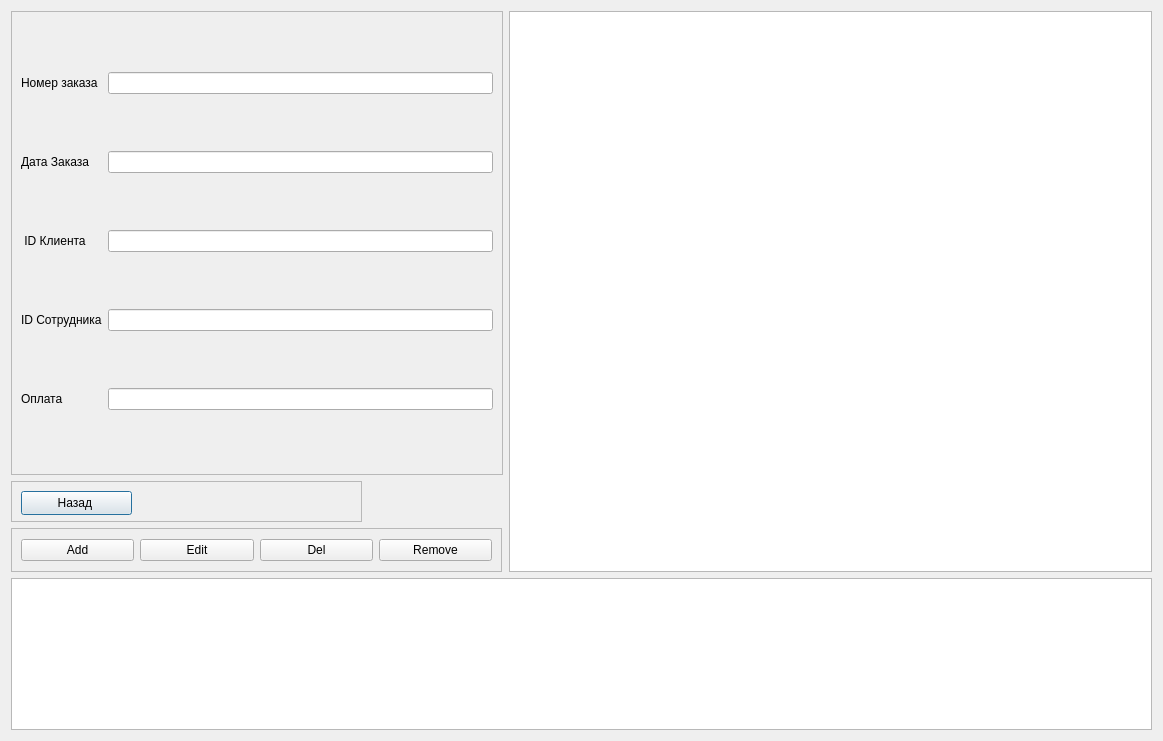
Sushakkk/Course-work-DB, file course2/order.ui: the form before one commit.
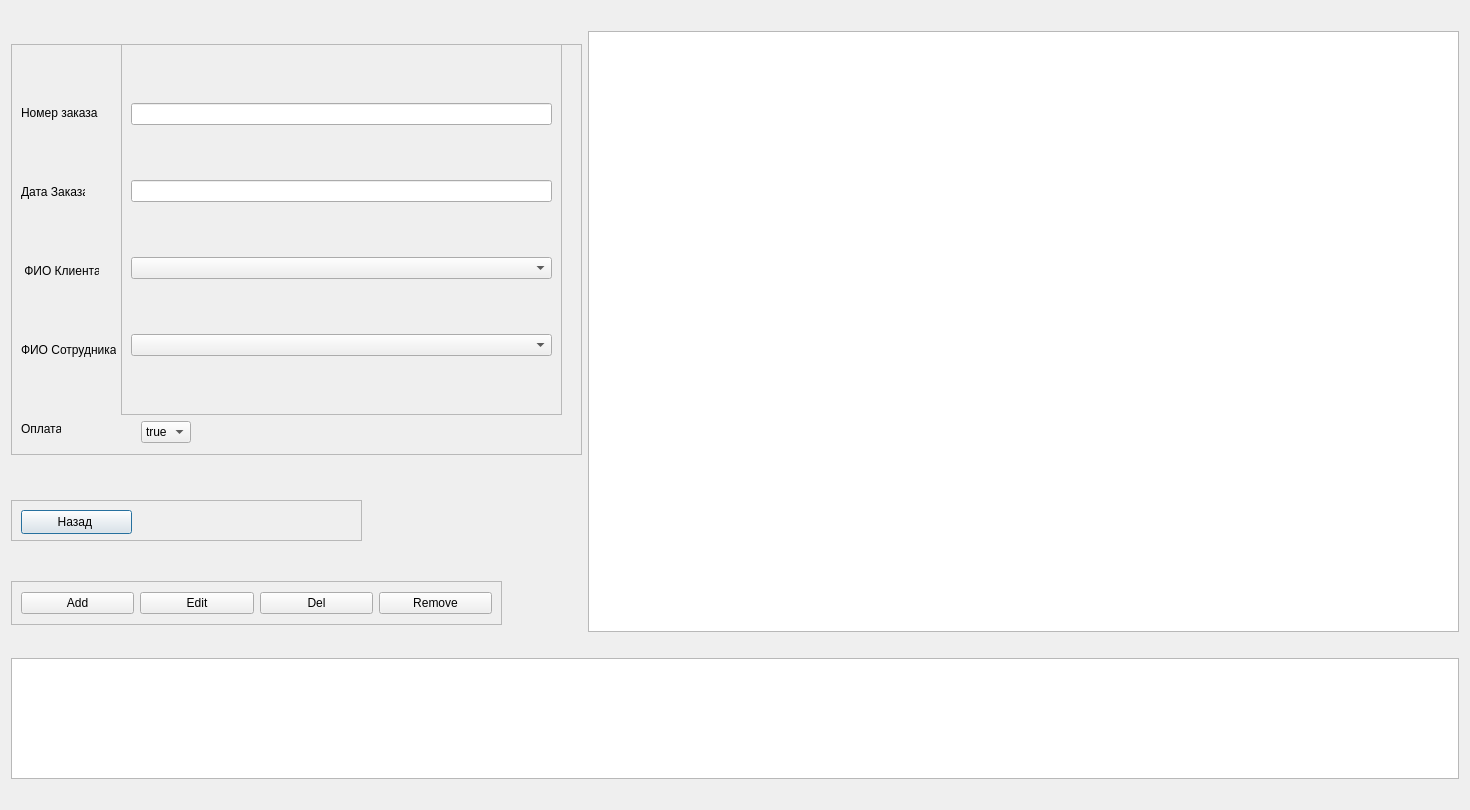
The form after the commit.

Patch:
```diff
--- a/course2/order.ui
+++ b/course2/order.ui
@@ -6,26 +6,26 @@
    <rect>
     <x>0</x>
     <y>0</y>
-    <width>1163</width>
-    <height>741</height>
+    <width>1396</width>
+    <height>810</height>
    </rect>
   </property>
   <property name="windowTitle">
    <string>Dialog</string>
   </property>
-  <layout class="QGridLayout" name="gridLayout_2">
+  <layout class="QGridLayout" name="gridLayout">
    <item row="0" column="0">
     <widget class="QFrame" name="frame">
      <property name="minimumSize">
       <size>
-       <width>335</width>
-       <height>326</height>
+       <width>571</width>
+       <height>411</height>
       </size>
      </property>
      <property name="maximumSize">
       <size>
-       <width>492</width>
-       <height>464</height>
+       <width>571</width>
+       <height>411</height>
       </size>
      </property>
      <property name="frameShape">
@@ -34,68 +34,139 @@
      <property name="frameShadow">
       <enum>QFrame::Raised</enum>
      </property>
-     <layout class="QGridLayout" name="gridLayout">
-      <item row="0" column="0">
-       <widget class="QLabel" name="lbID_2">
-        <property name="text">
-         <string>Номер заказа </string>
-        </property>
-       </widget>
+     <widget class="QLabel" name="lbID_2">
+      <property name="geometry">
+       <rect>
+        <x>10</x>
+        <y>61</y>
+        <width>78</width>
+        <height>16</height>
+       </rect>
+      </property>
+      <property name="text">
+       <string>Номер заказа </string>
+      </property>
+     </widget>
+     <widget class="QLabel" name="label_3">
+      <property name="geometry">
+       <rect>
+        <x>10</x>
+        <y>140</y>
+        <width>64</width>
+        <height>16</height>
+       </rect>
+      </property>
+      <property name="text">
+       <string>Дата Заказа</string>
+      </property>
+     </widget>
+     <widget class="QLabel" name="lbName_2">
+      <property name="geometry">
+       <rect>
+        <x>10</x>
+        <y>219</y>
+        <width>78</width>
+        <height>16</height>
+       </rect>
+      </property>
+      <property name="text">
+       <string> ФИО Клиента</string>
+      </property>
+     </widget>
+     <widget class="QLabel" name="lbINN_2">
+      <property name="geometry">
+       <rect>
+        <x>10</x>
+        <y>298</y>
+        <width>95</width>
+        <height>16</height>
+       </rect>
+      </property>
+      <property name="text">
+       <string>ФИО Сотрудника</string>
+      </property>
+     </widget>
+     <widget class="QLabel" name="label">
+      <property name="geometry">
+       <rect>
+        <x>10</x>
+        <y>377</y>
+        <width>40</width>
+        <height>16</height>
+       </rect>
+      </property>
+      <property name="text">
+       <string>Оплата</string>
+      </property>
+     </widget>
+     <widget class="QComboBox" name="cBpay">
+      <property name="geometry">
+       <rect>
+        <x>130</x>
+        <y>377</y>
+        <width>50</width>
+        <height>22</height>
+       </rect>
+      </property>
+      <property name="maximumSize">
+       <size>
+        <width>51</width>
+        <height>22</height>
+       </size>
+      </property>
+      <item>
+       <property name="text">
+        <string>true</string>
+       </property>
       </item>
-      <item row="0" column="1">
-       <widget class="QLineEdit" name="leOrder_number"/>
+      <item>
+       <property name="text">
+        <string>false</string>
+       </property>
       </item>
-      <item row="1" column="0">
-       <widget class="QLabel" name="label_3">
-        <property name="text">
-         <string>Дата Заказа</string>
-        </property>
-       </widget>
-      </item>
-      <item row="1" column="1">
-       <widget class="QLineEdit" name="leDate_2"/>
-      </item>
-      <item row="2" column="0">
-       <widget class="QLabel" name="lbName_2">
-        <property name="text">
-         <string> ID Клиента</string>
-        </property>
-       </widget>
-      </item>
-      <item row="2" column="1">
-       <widget class="QLineEdit" name="leId_client"/>
-      </item>
-      <item row="3" column="0">
-       <widget class="QLabel" name="lbINN_2">
-        <property name="text">
-         <string>ID Сотрудника</string>
-        </property>
-       </widget>
-      </item>
-      <item row="3" column="1">
-       <widget class="QLineEdit" name="leId_emp"/>
-      </item>
-      <item row="4" column="0">
-       <widget class="QLabel" name="label">
-        <property name="text">
-         <string>Оплата</string>
-        </property>
-       </widget>
-      </item>
-      <item row="4" column="1">
-       <widget class="QLineEdit" name="lePay"/>
-      </item>
-     </layout>
-    </widget>
-   </item>
-   <item row="0" column="1" rowspan="3">
-    <widget class="QTableWidget" name="twOrg">
-     <property name="minimumSize">
-      <size>
-       <width>561</width>
-       <height>561</height>
-      </size>
-     </property>
+     </widget>
+     <widget class="QFrame" name="frame_5">
+      <property name="geometry">
+       <rect>
+        <x>110</x>
+        <y>0</y>
+        <width>441</width>
+        <height>371</height>
+       </rect>
+      </property>
+      <property name="minimumSize">
+       <size>
+        <width>441</width>
+        <height>371</height>
+       </size>
+      </property>
+      <property name="maximumSize">
+       <size>
+        <width>441</width>
+        <height>371</height>
+       </size>
+      </property>
+      <property name="frameShape">
+       <enum>QFrame::StyledPanel</enum>
+      </property>
+      <property name="frameShadow">
+       <enum>QFrame::Raised</enum>
+      </property>
+      <layout class="QVBoxLayout" name="verticalLayout">
+       <item>
+        <widget class="QLineEdit" name="leOrder_number"/>
+       </item>
+       <item>
+        <widget class="QLineEdit" name="leDate_2"/>
+       </item>
+       <item>
+        <widget class="QComboBox" name="cbFio_client"/>
+       </item>
+       <item>
+        <widget class="QComboBox" name="cbFio_emp"/>
+       </item>
+      </layout>
+     </widget>
     </widget>
    </item>
    <item row="1" column="0">
@@ -187,11 +258,27 @@
        <verstretch>0</verstretch>
       </sizepolicy>
      </property>
+     <property name="maximumSize">
+      <size>
+       <width>16777215</width>
+       <height>121</height>
+      </size>
+     </property>
      <property name="readOnly">
       <bool>true</bool>
      </property>
     </widget>
    </item>
+   <item row="0" column="1" rowspan="3">
+    <widget class="QTableWidget" name="twOrg">
+     <property name="minimumSize">
+      <size>
+       <width>871</width>
+       <height>561</height>
+      </size>
+     </property>
+    </widget>
+   </item>
   </layout>
  </widget>
  <resources/>
```
